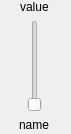
Old version of the form customslider.ui in the repository Vriur/xfglenses.
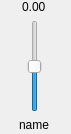
New version of the form.

```diff
--- a/customslider.ui
+++ b/customslider.ui
@@ -26,12 +26,21 @@
     <item alignment="Qt::AlignHCenter">
      <widget class="QLabel" name="ValueLabel">
       <property name="text">
-       <string>value</string>
+       <string>0.00</string>
       </property>
      </widget>
     </item>
     <item alignment="Qt::AlignHCenter">
      <widget class="QSlider" name="Slider">
+      <property name="maximum">
+       <number>100</number>
+      </property>
+      <property name="singleStep">
+       <number>1</number>
+      </property>
+      <property name="value">
+       <number>50</number>
+      </property>
       <property name="orientation">
        <enum>Qt::Vertical</enum>
       </property>
```
